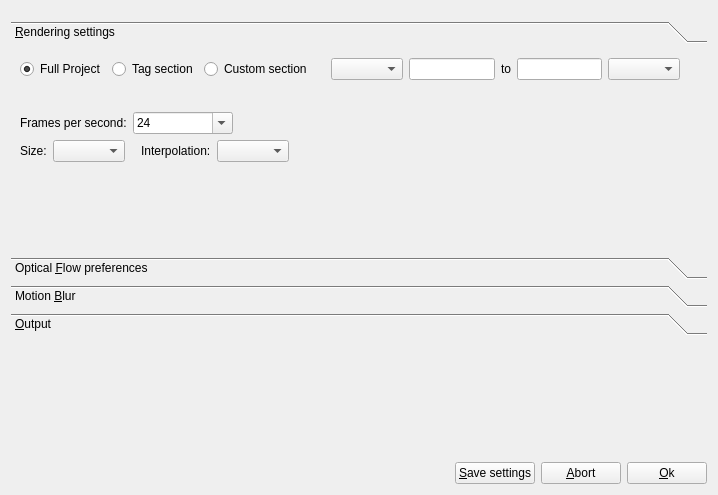
Before: the Qt Designer form slowmoVideo/slowmoUI/dialogues/renderingDialog.ui in slowmoVideo/slowmoVideo, drawn with Qt 5.
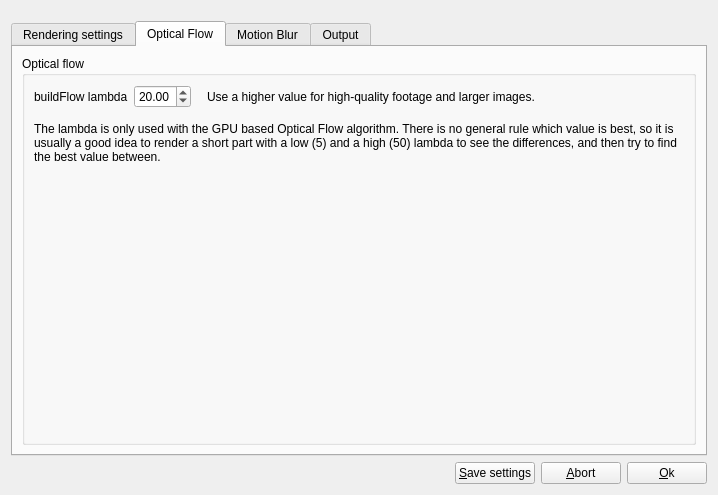
After: the same form once the commit is applied. The open tabs and pages were chosen to show the change.

What changed in the file:
```diff
--- a/slowmoVideo/slowmoUI/dialogues/renderingDialog.ui
+++ b/slowmoVideo/slowmoUI/dialogues/renderingDialog.ui
@@ -31,21 +31,19 @@
     </spacer>
    </item>
    <item>
-    <widget class="QToolBox" name="toolBox">
+    <widget class="QTabWidget" name="tabWidget">
      <property name="currentIndex">
       <number>1</number>
      </property>
-     <widget class="QWidget" name="page">
-      <property name="geometry">
-       <rect>
-        <x>0</x>
-        <y>-24</y>
-        <width>683</width>
-        <height>123</height>
-       </rect>
+     <widget class="QWidget" name="tabWidgetPage1" native="true">
+      <property name="accessibleName">
+       <string>a</string>
       </property>
-      <attribute name="label">
-       <string>&amp;Rendering settings</string>
+      <property name="accessibleDescription">
+       <string>a</string>
+      </property>
+      <attribute name="title">
+       <string>Rendering settings</string>
       </attribute>
       <layout class="QVBoxLayout" name="verticalLayout_8">
        <item>
@@ -332,34 +330,40 @@
         </layout>
        </item>
        <item>
-        <spacer name="verticalSpacer_4">
+        <layout class="QHBoxLayout" name="horizontalLayout_9">
+         <property name="topMargin">
+          <number>8</number>
+         </property>
+         <item>
+          <widget class="QLabel" name="label_13">
+           <property name="text">
+            <string>For two frames A and B, the two-way interpolations calculate both the flows A→B and B→A, which leads to smoother transitions between them. Forward interpolations only calculate A→B; Twice as fast, but usually less smooth.</string>
+           </property>
+           <property name="wordWrap">
+            <bool>true</bool>
+           </property>
+          </widget>
+         </item>
+        </layout>
+       </item>
+       <item>
+        <spacer name="verticalSpacer">
          <property name="orientation">
           <enum>Qt::Vertical</enum>
          </property>
-         <property name="sizeType">
-          <enum>QSizePolicy::Maximum</enum>
-         </property>
          <property name="sizeHint" stdset="0">
           <size>
            <width>20</width>
-           <height>80</height>
+           <height>40</height>
           </size>
          </property>
         </spacer>
        </item>
       </layout>
      </widget>
-     <widget class="QWidget" name="page_2">
-      <property name="geometry">
-       <rect>
-        <x>0</x>
-        <y>0</y>
-        <width>700</width>
-        <height>95</height>
-       </rect>
-      </property>
-      <attribute name="label">
-       <string>Optical &amp;Flow preferences</string>
+     <widget class="QWidget" name="tabWidgetPage2" native="true">
+      <attribute name="title">
+       <string>Optical Flow</string>
       </attribute>
       <layout class="QVBoxLayout" name="verticalLayout_9">
        <item>
@@ -430,14 +434,44 @@
             </item>
            </layout>
           </item>
+          <item>
+           <layout class="QHBoxLayout" name="horizontalLayout_10">
+            <property name="topMargin">
+             <number>8</number>
+            </property>
+            <item>
+             <widget class="QLabel" name="label_14">
+              <property name="text">
+               <string>The lambda is only used with the GPU based Optical Flow algorithm. There is no general rule which value is best, so it is usually a good idea to render a short part with a low (5) and a high (50) lambda to see the differences, and then try to find the best value between.</string>
+              </property>
+              <property name="wordWrap">
+               <bool>true</bool>
+              </property>
+             </widget>
+            </item>
+           </layout>
+          </item>
+          <item>
+           <spacer name="verticalSpacer_3">
+            <property name="orientation">
+             <enum>Qt::Vertical</enum>
+            </property>
+            <property name="sizeHint" stdset="0">
+             <size>
+              <width>20</width>
+              <height>40</height>
+             </size>
+            </property>
+           </spacer>
+          </item>
          </layout>
         </widget>
        </item>
       </layout>
      </widget>
-     <widget class="QWidget" name="page_3">
-      <attribute name="label">
-       <string>Motion &amp;Blur</string>
+     <widget class="QWidget" name="tabWidgetPage3" native="true">
+      <attribute name="title">
+       <string>Motion Blur</string>
       </attribute>
       <layout class="QVBoxLayout" name="verticalLayout_10">
        <item>
@@ -540,14 +574,7 @@
           <item>
            <widget class="QRadioButton" name="radioBlurConvolution">
             <property name="text">
-             <string>Convolution blur</string>
-            </property>
-           </widget>
-          </item>
-          <item>
-           <widget class="QLabel" name="label_14">
-            <property name="text">
-             <string>Smoother than stacking, usually the better choice.</string>
+             <string>Convolution blur (Smoother than stacking, usually the better choice.)</string>
             </property>
            </widget>
           </item>
@@ -563,9 +590,9 @@
        </item>
       </layout>
      </widget>
-     <widget class="QWidget" name="page_4">
-      <attribute name="label">
-       <string>&amp;Output</string>
+     <widget class="QWidget" name="tabWidgetPage4" native="true">
+      <attribute name="title">
+       <string>Output</string>
       </attribute>
       <layout class="QVBoxLayout" name="verticalLayout_11">
        <item>
@@ -739,35 +766,6 @@
      </widget>
     </widget>
    </item>
-   <item>
-    <spacer name="verticalSpacer_3">
-     <property name="orientation">
-      <enum>Qt::Vertical</enum>
-     </property>
-     <property name="sizeType">
-      <enum>QSizePolicy::Fixed</enum>
-     </property>
-     <property name="sizeHint" stdset="0">
-      <size>
-       <width>20</width>
-       <height>10</height>
-      </size>
-     </property>
-    </spacer>
-   </item>
-   <item>
-    <spacer name="verticalSpacer">
-     <property name="orientation">
-      <enum>Qt::Vertical</enum>
-     </property>
-     <property name="sizeHint" stdset="0">
-      <size>
-       <width>20</width>
-       <height>40</height>
-      </size>
-     </property>
-    </spacer>
-   </item>
    <item>
     <layout class="QHBoxLayout" name="horizontalLayout_4">
      <item>
```
Left out of the diff: 40 changed lines with no effect on the pictures.
